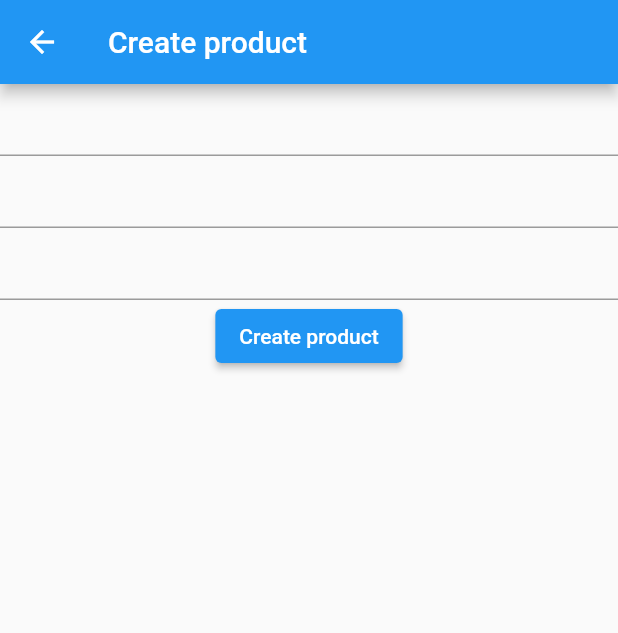
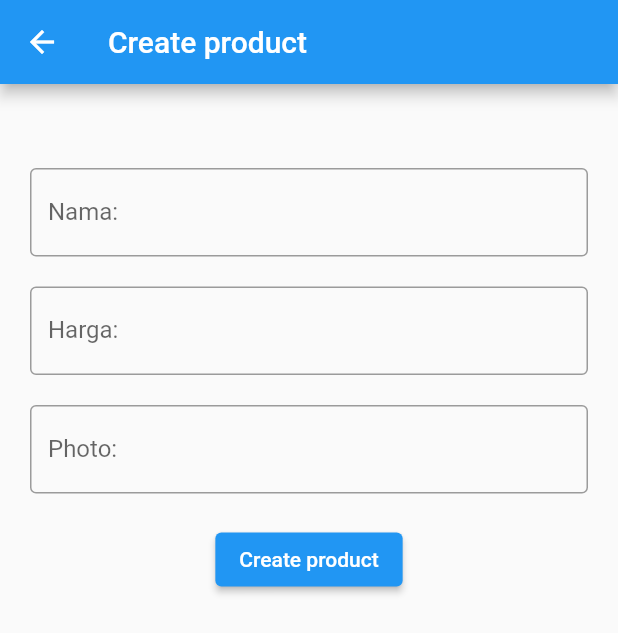
Before and after one commit to casfian/hellofirebase, a Flutter app: the CreateProduct screen opened directly, after a tap on "Create product", on a phone screen of 412 x 824 dp. Shown: the top 633 px of the screen. Run offline on Flutter 3.47's test engine with Material 2 defaults, Android fonts, the phone set to English and light mode, and no system bars; our stand-ins replace cloud_firestore, firebase_auth, firebase_core, firebase_storage, image_picker; accounts and stored records are empty; network calls fail.

Commit message:
create beautiful form on create product

```diff
--- a/lib/createproduct.dart
+++ b/lib/createproduct.dart
@@ -1,30 +1,70 @@
 import 'package:flutter/material.dart';
+import 'package:hellofirebase/model/product.dart';
+import 'package:provider/provider.dart';
+import 'package:firebase_auth/firebase_auth.dart';
 
 class CreateProduct extends StatelessWidget {
+  //declare
+  final namaController = TextEditingController();
+  final hargaController = TextEditingController();
+  final photoController = TextEditingController();
+  var created;
+
+  void createProduct(String nama, String harga, String photo, String created) {
+    Product(nama, harga, photo, created);
+    print('Ok dah Create 1 product baru');
+  }
+
   @override
   Widget build(BuildContext context) {
+    //Authentication provider variable
+    //ne kegunaan Provider, blh passing parameter
+    final firebaseUser = context.read<User?>();
+
     return Scaffold(
       appBar: AppBar(
         title: Text('Create product'),
       ),
       body: Center(
         child: Container(
+          margin: EdgeInsets.all(20),
           child: Column(
             children: [
-
-                TextField(),
-                TextField(),
-                TextField(),
+              Text(firebaseUser!.uid.toString()),
+              SizedBox(height: 20,),
+              TextField(
+                controller: namaController,
+                decoration: InputDecoration(
+                  labelText: 'Nama:',
+                  border: OutlineInputBorder(),
+                ),
+              ),
+              SizedBox(height: 20,),
+              TextField(
+                controller: hargaController,
+                decoration: InputDecoration(
+                  labelText: 'Harga:',
+                  border: OutlineInputBorder(),
+                ),
+              ),
+              SizedBox(height: 20,),
+              TextField(
+                controller: photoController,
+                decoration: InputDecoration(
+                  labelText: 'Photo:',
+                  border: OutlineInputBorder(),
+                ),
+              ),
+              SizedBox(height: 20,),
               ElevatedButton(
                   onPressed: () {
-
+                    createProduct(namaController.text, hargaController.text,
+                        photoController.text, created);
                   },
-                child: Text('Create product')
-                ),
+                  child: Text('Create product')),
             ],
           ),
         ),
-
       ),
     );
   }
```
Lines whose indentation alone changed are shown as unchanged.
